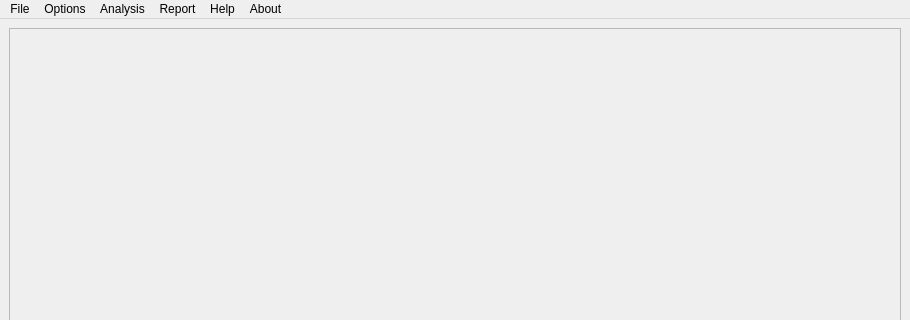
First picture: the form in RGui_Screening_mainWindow.ui, repository wa26532977/Screening_one, before the edit; both pictures show x 0 to 910 and y 0 to 320 of the 910 by 1143 pixel window.
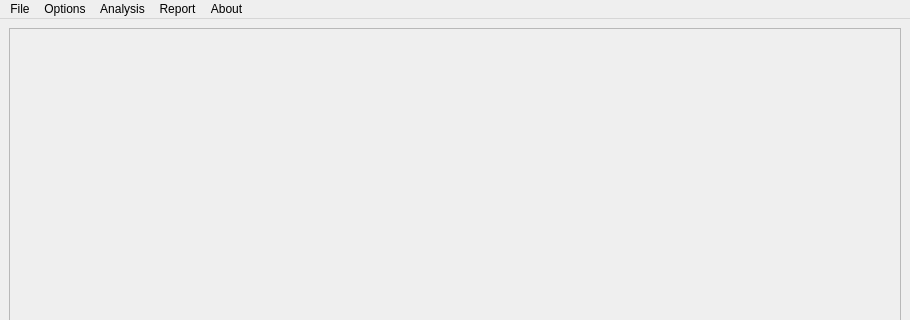
Second picture: the form after the edit.

Patch:
```diff
--- a/RGui_Screening_mainWindow.ui
+++ b/RGui_Screening_mainWindow.ui
@@ -33,7 +33,7 @@
      <x>0</x>
      <y>0</y>
      <width>910</width>
-     <height>26</height>
+     <height>18</height>
     </rect>
    </property>
    <widget class="QMenu" name="menuFile">
@@ -92,11 +92,6 @@
     <addaction name="separator"/>
     <addaction name="actionPrint_All_Peport_And_Graph"/>
    </widget>
-   <widget class="QMenu" name="menuHelp">
-    <property name="title">
-     <string>Help</string>
-    </property>
-   </widget>
    <widget class="QMenu" name="menuAbout">
     <property name="title">
      <string>About</string>
@@ -106,7 +101,6 @@
    <addaction name="menuOptions"/>
    <addaction name="menuAnalysis"/>
    <addaction name="menuReport"/>
-   <addaction name="menuHelp"/>
    <addaction name="menuAbout"/>
   </widget>
   <widget class="QStatusBar" name="statusbar"/>
```
Left out of the diff: 2 changed lines with no effect on the pictures.
